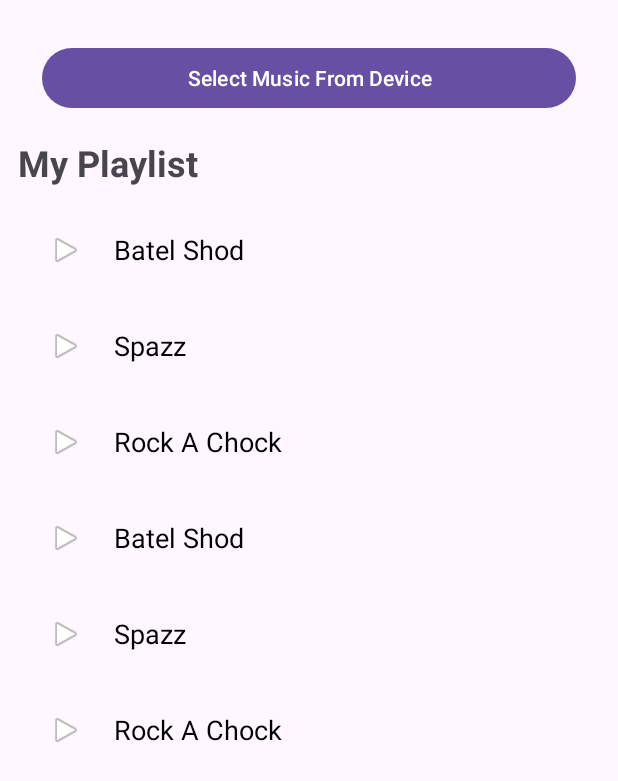
After one commit to nmortezamt/android_profile, an Android app: the PlayListActivity screen opened directly, with no data from a screen before it, on a phone screen of 412 x 824 dp. The commit adds this screen. Shown: the top 781 px of the screen. Run offline under Robolectric (Android 15) with nearby library versions, the phone set to English and light mode, and no system bars.

Commit message:
adding music player task

```diff
--- a/app/src/main/AndroidManifest.xml
+++ b/app/src/main/AndroidManifest.xml
@@ -3,6 +3,7 @@
     xmlns:tools="http://schemas.android.com/tools">
 
     <uses-permission android:name="android.permission.ACCESS_NETWORK_STATE" />
+    <uses-permission android:name="android.permission.READ_MEDIA_AUDIO"/>
 
     <application
         android:allowBackup="true"
@@ -18,6 +19,8 @@
         <activity android:name=".tasks.userinfo.DisplayUserInfoActivity" />
         <activity android:name=".tasks.dialog.DialogActivity" />
         <activity android:name=".tasks.broadcast.ConnectionStatusActivity" />
+        <activity android:name=".tasks.musicplayer.PlayerActivity" />
+        <activity android:name=".tasks.musicplayer.PlayListActivity" />
         <activity
             android:name=".MainActivity"
             android:exported="true">
--- /dev/null
+++ b/app/src/main/java/com/example/v2/tasks/musicplayer/PlayListActivity.java
@@ -0,0 +1,66 @@
+package com.example.v2.tasks.musicplayer;
+
+import android.content.Intent;
+import android.net.Uri;
+import android.os.Bundle;
+import android.widget.Button;
+import android.widget.Toast;
+
+import androidx.appcompat.app.AppCompatActivity;
+import androidx.recyclerview.widget.LinearLayoutManager;
+import androidx.recyclerview.widget.RecyclerView;
+
+import com.example.v2.R;
+
+import java.util.ArrayList;
+import java.util.List;
+
+public class PlayListActivity extends AppCompatActivity {
+    public static List<Song> songList = new ArrayList<>();
+    private static final int PICK_AUDIO_REQUEST = 1001;
+
+    @Override
+    protected void onCreate(Bundle savedInstanceState) {
+        super.onCreate(savedInstanceState);
+        setContentView(R.layout.activity_player);
+
+        RecyclerView recyclerView = findViewById(R.id.recyclerView);
+        recyclerView.setLayoutManager(new LinearLayoutManager(this));
+
+        songList.add(new Song("Batel Shod", R.raw.batel_shod));
+        songList.add(new Song("Spazz", R.raw.spazz));
+        songList.add(new Song("Rock A Chock", R.raw._rock_a_chock));
+
+        SongAdapter adapter = new SongAdapter(this, songList);
+        recyclerView.setAdapter(adapter);
+
+        Button selectButton = findViewById(R.id.selectMusicButton);
+        selectButton.setOnClickListener(v -> {
+            Intent intent = new Intent(Intent.ACTION_OPEN_DOCUMENT);
+            intent.addCategory(Intent.CATEGORY_OPENABLE);
+            intent.setType("audio/*");
+            startActivityForResult(intent, PICK_AUDIO_REQUEST);
+        });
+    }
+
+    @Override
+    protected void onActivityResult(int requestCode, int resultCode, Intent data) {
+        super.onActivityResult(requestCode, resultCode, data);
+
+        if (requestCode == PICK_AUDIO_REQUEST && resultCode == RESULT_OK && data != null) {
+            Uri audioUri = data.getData();
+            if (audioUri != null) {
+                // Optional: Persist permission for this URI
+                getContentResolver().takePersistableUriPermission(audioUri,
+                        Intent.FLAG_GRANT_READ_URI_PERMISSION);
+
+                // Start PlayerActivity with selected file
+                Intent playerIntent = new Intent(this, PlayerActivity.class);
+                playerIntent.putExtra("audioUri", audioUri.toString());
+                startActivity(playerIntent);
+            } else {
+                Toast.makeText(this, "No file selected", Toast.LENGTH_SHORT).show();
+            }
+        }
+    }
+}
--- /dev/null
+++ b/app/src/main/java/com/example/v2/tasks/musicplayer/Song.java
@@ -0,0 +1,19 @@
+package com.example.v2.tasks.musicplayer;
+
+public class Song {
+    private String title;
+    private int fileResId;
+
+    public Song(String title, int fileResId) {
+        this.title = title;
+        this.fileResId = fileResId;
+    }
+
+    public String getTitle() {
+        return title;
+    }
+
+    public int getFileResId() {
+        return fileResId;
+    }
+}
--- /dev/null
+++ b/app/src/main/java/com/example/v2/tasks/musicplayer/SongAdapter.java
@@ -0,0 +1,57 @@
+package com.example.v2.tasks.musicplayer;
+
+import android.content.Context;
+import android.content.Intent;
+import android.view.LayoutInflater;
+import android.view.View;
+import android.view.ViewGroup;
+import android.widget.ImageView;
+import android.widget.TextView;
+
+import androidx.annotation.NonNull;
+import androidx.recyclerview.widget.RecyclerView;
+
+import com.example.v2.R;
+
+import java.util.List;
+
+public class SongAdapter extends RecyclerView.Adapter<SongAdapter.ViewHolder> {
+    private Context context;
+    private List<Song> songs;
+
+    public SongAdapter(Context context, List<Song> songs) {
+        this.context = context;
+        this.songs = songs;
+    }
+
+    @NonNull
+    @Override
+    public ViewHolder onCreateViewHolder(@NonNull ViewGroup parent, int viewType) {
+        View view = LayoutInflater.from(context).inflate(R.layout.item_song, parent, false);
+        return new ViewHolder(view);
+    }
+
+    @Override
+    public void onBindViewHolder(@NonNull ViewHolder holder, int position) {
+        Song song = songs.get(position);
+        holder.title.setText(song.getTitle());
+        holder.itemView.setOnClickListener(v -> {
+            Intent intent = new Intent(context, PlayerActivity.class);
+            intent.putExtra("index", position);
+            context.startActivity(intent);
+        });
+    }
+
+    @Override
+    public int getItemCount() {
+        return songs.size();
+    }
+
+    public static class ViewHolder extends RecyclerView.ViewHolder {
+        TextView title;
+        public ViewHolder(@NonNull View itemView) {
+            super(itemView);
+            title = itemView.findViewById(R.id.songTitle);
+        }
+    }
+}
--- a/app/src/main/res/layout/activity_main.xml
+++ b/app/src/main/res/layout/activity_main.xml
@@ -32,6 +32,12 @@
             android:layout_width="match_parent"
             android:layout_height="wrap_content" />
 
+        <Button
+            android:id="@+id/btnTaskFour"
+            android:text="T_MusicPlayer"
+            android:layout_width="match_parent"
+            android:layout_height="wrap_content" />
+
 
     </LinearLayout>
 
--- /dev/null
+++ b/app/src/main/res/layout/activity_player.xml
@@ -0,0 +1,30 @@
+<?xml version="1.0" encoding="utf-8"?>
+<LinearLayout xmlns:android="http://schemas.android.com/apk/res/android"
+    android:orientation="vertical"
+    android:padding="12dp"
+    android:layout_width="match_parent"
+    android:layout_height="match_parent">
+
+    <Button
+        android:id="@+id/selectMusicButton"
+        android:layout_width="match_parent"
+        android:layout_height="wrap_content"
+        android:text="Select Music From Device"
+        android:layout_margin="16dp"/>
+
+    <TextView
+        android:text="My Playlist"
+        android:textSize="24sp"
+        android:textStyle="bold"
+        android:layout_marginBottom="10dp"
+        android:layout_width="wrap_content"
+        android:layout_height="wrap_content" />
+
+    <androidx.recyclerview.widget.RecyclerView
+        android:id="@+id/recyclerView"
+        android:layout_width="match_parent"
+        android:layout_height="match_parent" />
+
+
+
+</LinearLayout>
--- /dev/null
+++ b/app/src/main/res/layout/item_song.xml
@@ -0,0 +1,23 @@
+<?xml version="1.0" encoding="utf-8"?>
+<LinearLayout xmlns:android="http://schemas.android.com/apk/res/android"
+    android:orientation="horizontal"
+    android:padding="12dp"
+    android:gravity="center_vertical"
+    android:background="?android:attr/selectableItemBackground"
+    android:layout_width="match_parent"
+    android:layout_height="wrap_content">
+
+    <ImageView
+        android:src="@android:drawable/ic_media_play"
+        android:layout_width="40dp"
+        android:layout_height="40dp"
+        android:padding="8dp" />
+
+    <TextView
+        android:id="@+id/songTitle"
+        android:layout_width="wrap_content"
+        android:layout_height="wrap_content"
+        android:textSize="18sp"
+        android:layout_marginStart="12dp"
+        android:textColor="@android:color/black" />
+</LinearLayout>
```
Also changed, not shown: app/src/main/java/com/example/v2/MainActivity.java (+7 -1 lines), app/src/main/java/com/example/v2/tasks/musicplayer/PlayerActivity.java (added, +159 -0 lines), app/src/main/res/layout/activity_music_player.xml (added, +111 -0 lines), 3 other files.
